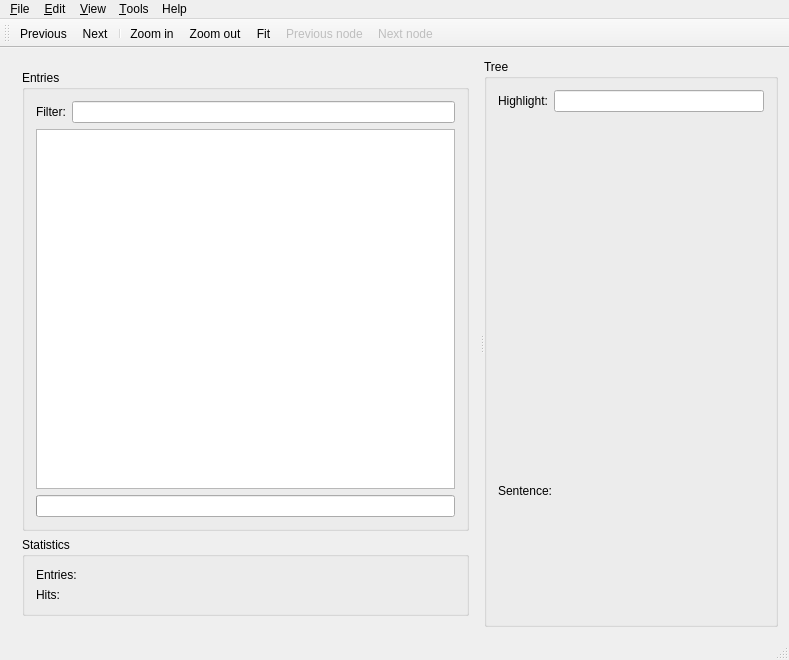
Before: the Qt Designer form ui/MainWindow.ui in rug-compling/dact, drawn with Qt 5.
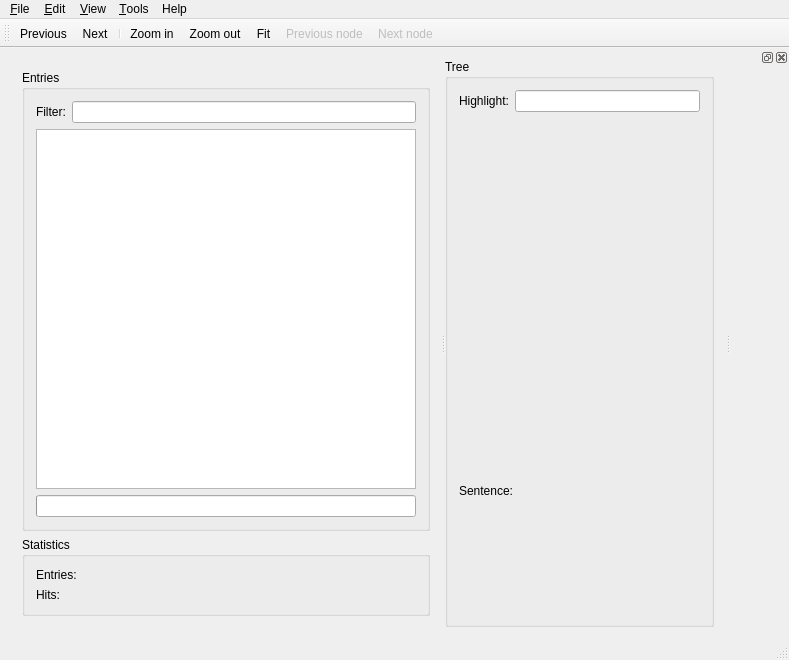
After: the same form once the commit is applied. Icons and pictures are not drawn. Custom widgets are drawn as their Qt base class.

Commit message: Added Inspector UI and a toggle in the View menu

Patch:
```diff
--- a/ui/MainWindow.ui
+++ b/ui/MainWindow.ui
@@ -257,6 +257,11 @@
    <addaction name="nextTreeNodeAction"/>
   </widget>
   <widget class="QStatusBar" name="statusBar"/>
+  <widget class="TreeNodeInspector" name="inspector">
+   <attribute name="dockWidgetArea">
+    <number>2</number>
+   </attribute>
+  </widget>
   <action name="quitAction">
    <property name="text">
     <string>&amp;Quit</string>
@@ -535,6 +540,12 @@
    <header>BracketedSentenceWidget.hh</header>
    <container>1</container>
   </customwidget>
+  <customwidget>
+   <class>TreeNodeInspector</class>
+   <extends>QDockWidget</extends>
+   <header>TreeNodeInspector.hh</header>
+   <container>1</container>
+  </customwidget>
  </customwidgets>
  <resources>
   <include location="../resources/dact.qrc"/>
```
Left out of the diff: 47 changed lines with no effect on the pictures. The commit also changes 4 other files.
